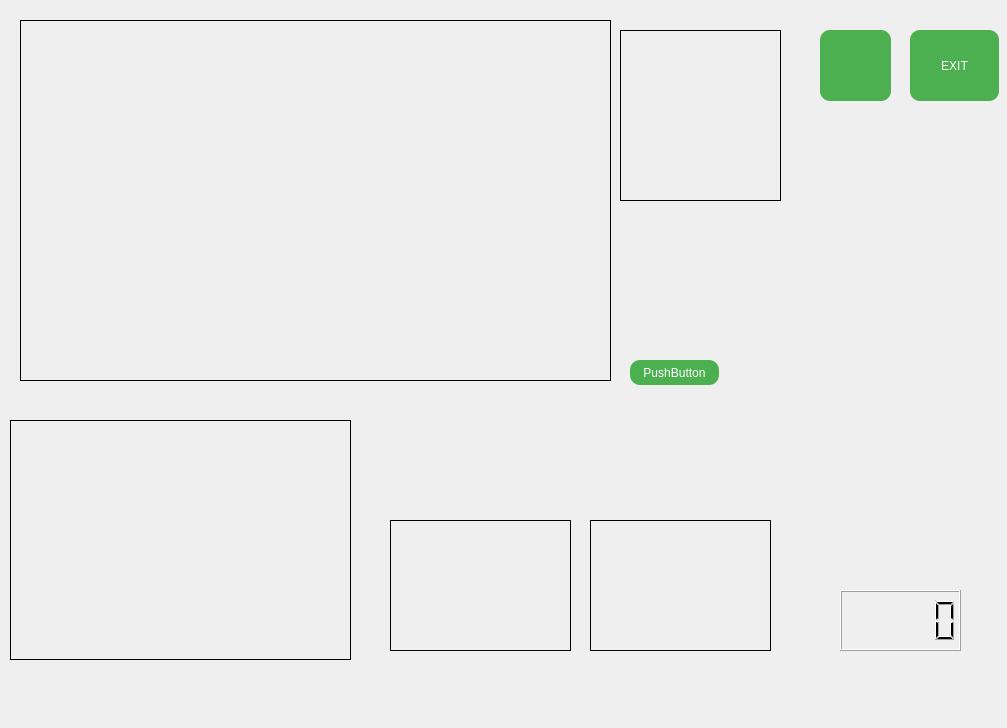
Old version of the form Intelligence_Vehicle_GUI/ui/main.ui in the repository addinedu-ros-6th/deeplearning-repo-3.
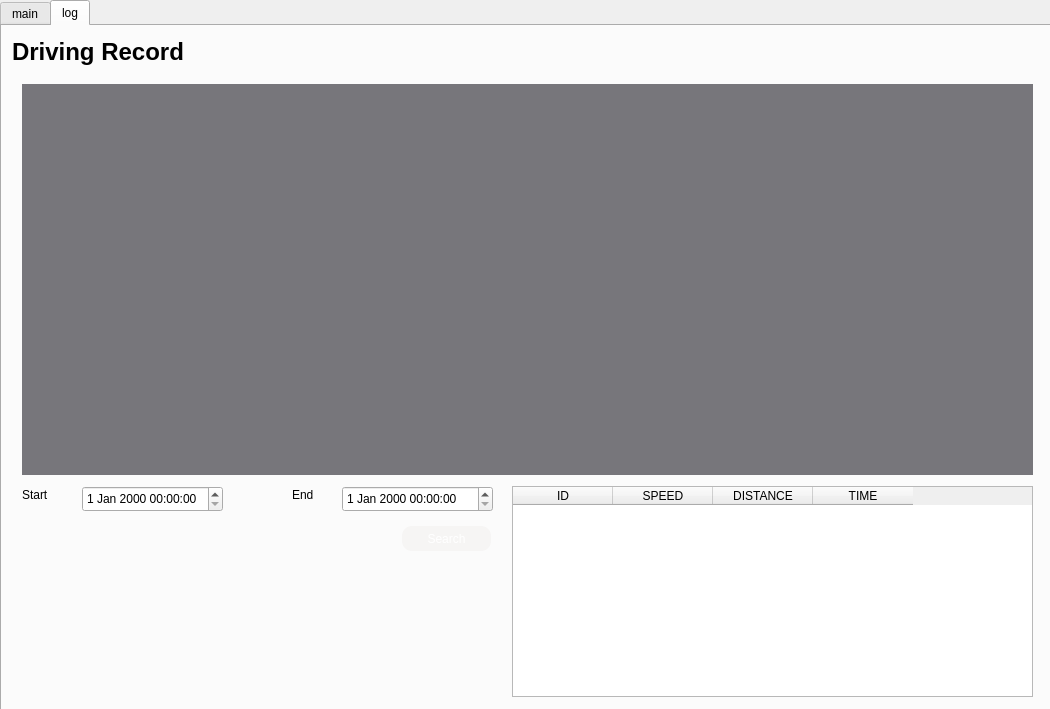
New version of the form. The open tabs and pages were chosen to show the change. Icons and pictures are not drawn.

Commit message: modify Mainwindow.py, main.ui by integrating two independant tabs into single dialog

```diff
--- a/Intelligence_Vehicle_GUI/ui/main.ui
+++ b/Intelligence_Vehicle_GUI/ui/main.ui
@@ -6,8 +6,8 @@
    <rect>
     <x>0</x>
     <y>0</y>
-    <width>1007</width>
-    <height>728</height>
+    <width>1050</width>
+    <height>709</height>
    </rect>
   </property>
   <property name="windowTitle">
@@ -22,11 +22,27 @@
     padding: 5px 10px;
 }</string>
   </property>
+  <widget class="QTabWidget" name="tabWidget">
+   <property name="geometry">
+    <rect>
+     <x>0</x>
+     <y>0</y>
+     <width>1051</width>
+     <height>711</height>
+    </rect>
+   </property>
+   <property name="currentIndex">
+    <number>0</number>
+   </property>
+   <widget class="QWidget" name="main_tab">
+    <attribute name="title">
+     <string>main</string>
+    </attribute>
   <widget class="QLabel" name="label_Obstacle_Camera">
    <property name="geometry">
     <rect>
-     <x>20</x>
-     <y>20</y>
+       <x>10</x>
+       <y>10</y>
      <width>591</width>
      <height>361</height>
     </rect>
@@ -42,7 +58,7 @@
    <property name="geometry">
     <rect>
      <x>10</x>
-     <y>420</y>
+       <y>410</y>
      <width>341</width>
      <height>240</height>
     </rect>
@@ -54,38 +70,12 @@
     <string/>
    </property>
   </widget>
-  <widget class="QPushButton" name="pushButton_log">
-   <property name="geometry">
-    <rect>
-     <x>820</x>
-     <y>30</y>
-     <width>71</width>
-     <height>71</height>
-    </rect>
-   </property>
-   <property name="styleSheet">
-    <string notr="true"/>
-   </property>
-   <property name="text">
-    <string/>
-   </property>
-   <property name="icon">
-    <iconset>
-     <normaloff>image/file_log_format_type_icon_134704.png</normaloff>image/file_log_format_type_icon_134704.png</iconset>
-   </property>
-   <property name="iconSize">
-    <size>
-     <width>64</width>
-     <height>64</height>
-    </size>
-   </property>
-  </widget>
   <widget class="QLabel" name="label_obstacle">
    <property name="geometry">
     <rect>
-     <x>620</x>
-     <y>30</y>
-     <width>161</width>
+       <x>630</x>
+       <y>10</y>
+       <width>181</width>
      <height>171</height>
     </rect>
    </property>
@@ -96,30 +86,34 @@
     <string/>
    </property>
   </widget>
-  <widget class="QPushButton" name="pushButton">
+    <widget class="QPushButton" name="pushButton_camera">
    <property name="geometry">
     <rect>
-     <x>910</x>
-     <y>30</y>
-     <width>89</width>
-     <height>71</height>
-    </rect>
-   </property>
-   <property name="mouseTracking">
-    <bool>false</bool>
-   </property>
-   <property name="contextMenuPolicy">
-    <enum>Qt::NoContextMenu</enum>
-   </property>
+       <x>920</x>
+       <y>10</y>
+       <width>111</width>
+       <height>101</height>
+      </rect>
+     </property>
    <property name="text">
-    <string>EXIT</string>
+      <string>PushButton</string>
+     </property>
+    </widget>
+    <widget class="QLCDNumber" name="lcdNumber_speed">
+     <property name="geometry">
+      <rect>
+       <x>840</x>
+       <y>550</y>
+       <width>181</width>
+       <height>111</height>
+      </rect>
    </property>
   </widget>
   <widget class="QLabel" name="label_child_sign">
    <property name="geometry">
     <rect>
-     <x>390</x>
-     <y>520</y>
+       <x>630</x>
+       <y>400</y>
      <width>181</width>
      <height>131</height>
     </rect>
@@ -134,8 +128,8 @@
   <widget class="QLabel" name="label_speed_sign">
    <property name="geometry">
     <rect>
-     <x>590</x>
-     <y>520</y>
+       <x>840</x>
+       <y>400</y>
      <width>181</width>
      <height>131</height>
     </rect>
@@ -147,28 +141,143 @@
     <string/>
    </property>
   </widget>
-  <widget class="QLCDNumber" name="lcdNumber_speed">
+   </widget>
+   <widget class="QWidget" name="log_tab">
+    <attribute name="title">
+     <string>log</string>
+    </attribute>
+    <widget class="QLabel" name="label">
    <property name="geometry">
     <rect>
-     <x>840</x>
-     <y>590</y>
-     <width>121</width>
-     <height>61</height>
-    </rect>
-   </property>
-  </widget>
-  <widget class="QPushButton" name="pushButton_camera">
+       <x>10</x>
+       <y>10</y>
+       <width>181</width>
+       <height>31</height>
+      </rect>
+     </property>
+     <property name="font">
+      <font>
+       <pointsize>18</pointsize>
+       <weight>75</weight>
+       <bold>true</bold>
+      </font>
+     </property>
+     <property name="text">
+      <string>Driving Record</string>
+     </property>
+    </widget>
+    <widget class="QPushButton" name="pushButton_search">
    <property name="geometry">
     <rect>
-     <x>630</x>
-     <y>360</y>
+       <x>400</x>
+       <y>500</y>
      <width>89</width>
      <height>25</height>
     </rect>
    </property>
+     <property name="styleSheet">
+      <string notr="true">background-color: rgb(246, 245, 244);</string>
+     </property>
    <property name="text">
-    <string>PushButton</string>
-   </property>
+      <string>Search</string>
+     </property>
+    </widget>
+    <widget class="QLabel" name="label_start">
+     <property name="geometry">
+      <rect>
+       <x>20</x>
+       <y>460</y>
+       <width>67</width>
+       <height>17</height>
+      </rect>
+     </property>
+     <property name="text">
+      <string>Start</string>
+     </property>
+    </widget>
+    <widget class="QLabel" name="label_end">
+     <property name="geometry">
+      <rect>
+       <x>290</x>
+       <y>460</y>
+       <width>67</width>
+       <height>17</height>
+      </rect>
+     </property>
+     <property name="text">
+      <string>End</string>
+     </property>
+    </widget>
+    <widget class="QDateTimeEdit" name="dte_start">
+     <property name="geometry">
+      <rect>
+       <x>80</x>
+       <y>460</y>
+       <width>141</width>
+       <height>26</height>
+      </rect>
+     </property>
+    </widget>
+    <widget class="QWidget" name="widget_chart" native="true">
+     <property name="geometry">
+      <rect>
+       <x>20</x>
+       <y>58</y>
+       <width>1011</width>
+       <height>391</height>
+      </rect>
+     </property>
+     <property name="styleSheet">
+      <string notr="true">background-color: rgb(119, 118, 123);</string>
+     </property>
+    </widget>
+    <widget class="QDateTimeEdit" name="dte_end">
+     <property name="geometry">
+      <rect>
+       <x>340</x>
+       <y>460</y>
+       <width>151</width>
+       <height>26</height>
+      </rect>
+     </property>
+    </widget>
+    <widget class="QTableWidget" name="tableWidget">
+     <property name="geometry">
+      <rect>
+       <x>510</x>
+       <y>460</y>
+       <width>521</width>
+       <height>211</height>
+      </rect>
+     </property>
+     <property name="autoFillBackground">
+      <bool>false</bool>
+     </property>
+     <property name="sortingEnabled">
+      <bool>true</bool>
+     </property>
+     <column>
+      <property name="text">
+       <string>ID</string>
+      </property>
+     </column>
+     <column>
+      <property name="text">
+       <string>SPEED</string>
+      </property>
+     </column>
+     <column>
+      <property name="text">
+       <string>DISTANCE</string>
+      </property>
+     </column>
+     <column>
+      <property name="text">
+       <string>TIME</string>
+      </property>
+     </column>
+    </widget>
+   </widget>
   </widget>
  </widget>
  <resources/>
```
Lines whose indentation alone changed are shown as unchanged. The commit also changes 1 other file.
